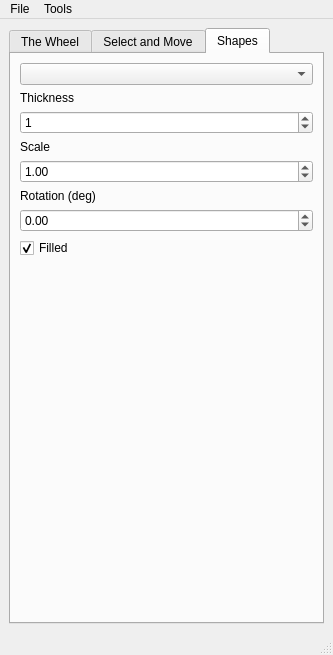
The window that main_window.ui (tortugueta/OET) describes before a commit, drawn with Qt 5.
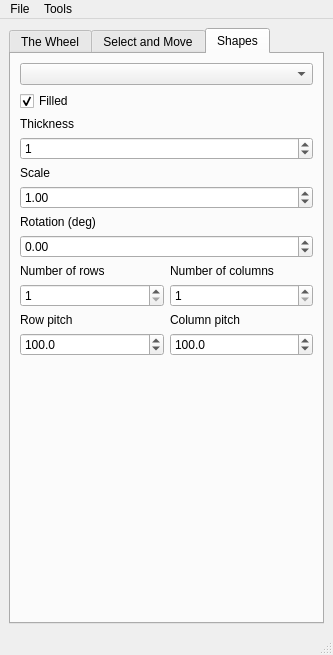
The same window after the commit.

Commit message: Add a third tab with basic shapes and arrays (circle and rectangle)

The edit to the form file:
```diff
--- a/main_window.ui
+++ b/main_window.ui
@@ -1008,10 +1008,20 @@
        <attribute name="title">
         <string>Shapes</string>
        </attribute>
-       <layout class="QVBoxLayout" name="verticalLayout_23">
+       <layout class="QVBoxLayout" name="verticalLayout_27">
         <item>
          <widget class="QComboBox" name="tab3_shapesComboBox"/>
         </item>
+        <item>
+         <widget class="QCheckBox" name="tab3_filledCheckBox">
+          <property name="text">
+           <string>Filled</string>
+          </property>
+          <property name="checked">
+           <bool>true</bool>
+          </property>
+         </widget>
+        </item>
         <item>
          <layout class="QVBoxLayout" name="verticalLayout_19">
           <item>
@@ -1089,6 +1099,9 @@
           </item>
           <item>
            <widget class="QDoubleSpinBox" name="tab3_rotationSpinBox">
+            <property name="enabled">
+             <bool>true</bool>
+            </property>
             <property name="minimum">
              <double>-360.000000000000000</double>
             </property>
@@ -1100,14 +1113,137 @@
          </layout>
         </item>
         <item>
-         <widget class="QCheckBox" name="tab3_filledCheckBox">
-          <property name="text">
-           <string>Filled</string>
-          </property>
-          <property name="checked">
-           <bool>true</bool>
-          </property>
-         </widget>
+         <layout class="QGridLayout" name="gridLayout_2">
+          <item row="0" column="0">
+           <layout class="QVBoxLayout" name="verticalLayout_23">
+            <item>
+             <widget class="QLabel" name="tab3_nrowsLabel">
+              <property name="enabled">
+               <bool>true</bool>
+              </property>
+              <property name="text">
+               <string>Number of rows</string>
+              </property>
+              <property name="buddy">
+               <cstring>tab3_nrowsSpinBox</cstring>
+              </property>
+             </widget>
+            </item>
+            <item>
+             <widget class="QSpinBox" name="tab3_nrowsSpinBox">
+              <property name="enabled">
+               <bool>true</bool>
+              </property>
+              <property name="minimum">
+               <number>1</number>
+              </property>
+              <property name="maximum">
+               <number>1000</number>
+              </property>
+              <property name="value">
+               <number>1</number>
+              </property>
+             </widget>
+            </item>
+           </layout>
+          </item>
+          <item row="0" column="1">
+           <layout class="QVBoxLayout" name="verticalLayout_24">
+            <item>
+             <widget class="QLabel" name="tab3_ncolumnsLabel">
+              <property name="enabled">
+               <bool>true</bool>
+              </property>
+              <property name="text">
+               <string>Number of columns</string>
+              </property>
+              <property name="buddy">
+               <cstring>tab3_ncolumnsSpinBox</cstring>
+              </property>
+             </widget>
+            </item>
+            <item>
+             <widget class="QSpinBox" name="tab3_ncolumnsSpinBox">
+              <property name="enabled">
+               <bool>true</bool>
+              </property>
+              <property name="minimum">
+               <number>1</number>
+              </property>
+              <property name="maximum">
+               <number>1000</number>
+              </property>
+             </widget>
+            </item>
+           </layout>
+          </item>
+          <item row="1" column="0">
+           <layout class="QVBoxLayout" name="verticalLayout_25">
+            <item>
+             <widget class="QLabel" name="tab3_rowPitchLabel">
+              <property name="enabled">
+               <bool>true</bool>
+              </property>
+              <property name="text">
+               <string>Row pitch</string>
+              </property>
+              <property name="buddy">
+               <cstring>tab3_rowPitchSpinBox</cstring>
+              </property>
+             </widget>
+            </item>
+            <item>
+             <widget class="QDoubleSpinBox" name="tab3_rowPitchSpinBox">
+              <property name="enabled">
+               <bool>true</bool>
+              </property>
+              <property name="decimals">
+               <number>1</number>
+              </property>
+              <property name="maximum">
+               <double>1000.000000000000000</double>
+              </property>
+              <property name="value">
+               <double>100.000000000000000</double>
+              </property>
+             </widget>
+            </item>
+           </layout>
+          </item>
+          <item row="1" column="1">
+           <layout class="QVBoxLayout" name="verticalLayout_26">
+            <item>
+             <widget class="QLabel" name="tab3_columnPitchLabel">
+              <property name="enabled">
+               <bool>true</bool>
+              </property>
+              <property name="text">
+               <string>Column pitch</string>
+              </property>
+              <property name="buddy">
+               <cstring>tab3_columnPitchSpinBox</cstring>
+              </property>
+             </widget>
+            </item>
+            <item>
+             <widget class="QDoubleSpinBox" name="tab3_columnPitchSpinBox">
+              <property name="enabled">
+               <bool>true</bool>
+              </property>
+              <property name="decimals">
+               <number>1</number>
+              </property>
+              <property name="maximum">
+               <double>1000.000000000000000</double>
+              </property>
+              <property name="value">
+               <double>100.000000000000000</double>
+              </property>
+             </widget>
+            </item>
+           </layout>
+          </item>
+         </layout>
         </item>
         <item>
          <spacer name="verticalSpacer_3">
```
The commit also changes 3 other files.
